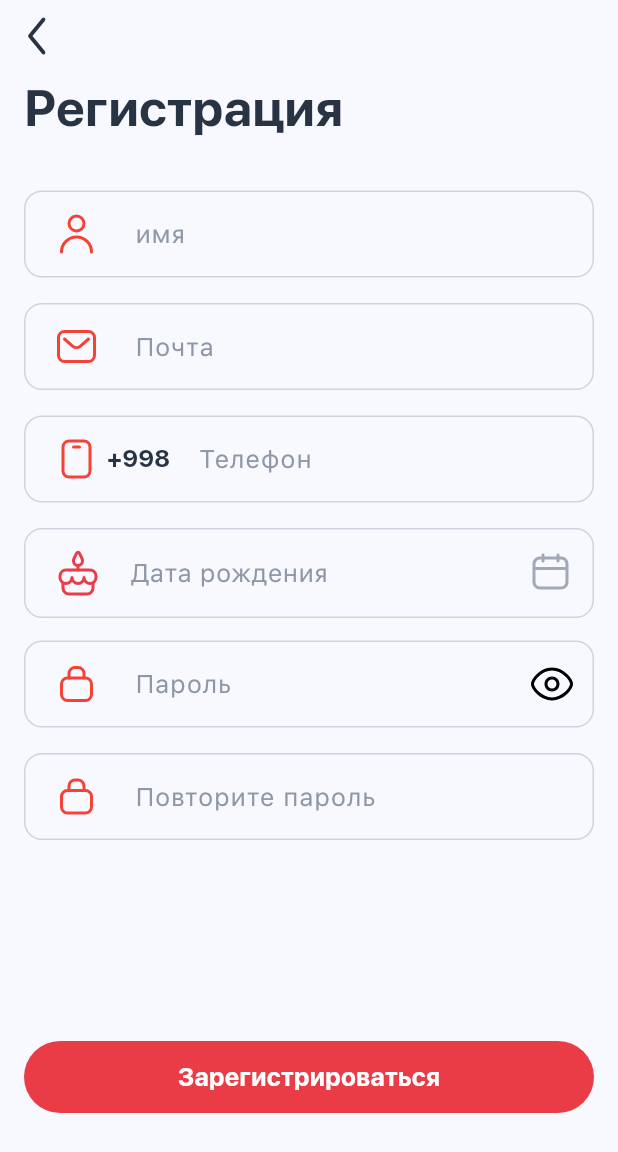
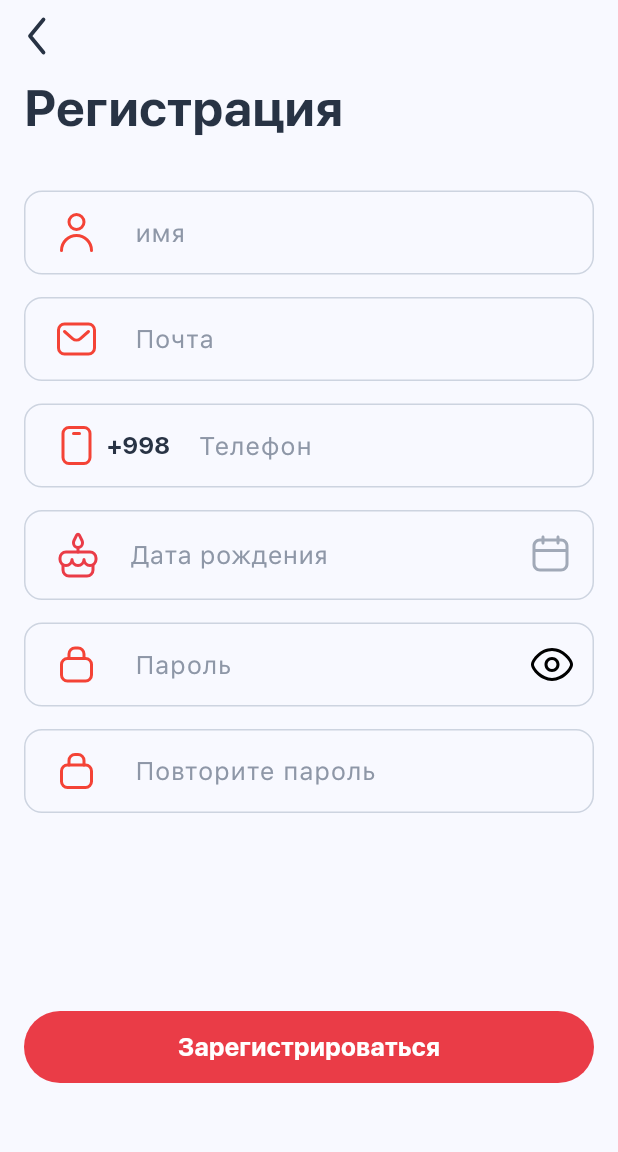
Before and after one commit to amonovfozil/regestrtion, a Flutter app: the screen it shows after launch, on a phone screen of 412 x 824 dp. Shown: the top 1152 px of the screen. Run offline on Flutter 3.47's test engine with Material 2 defaults, Android fonts, the light colour scheme and no system bars; our stand-ins replace flutter_svg.

```diff
--- a/lib/registration/widgets/check_password_field.dart
+++ b/lib/registration/widgets/check_password_field.dart
@@ -37,16 +37,14 @@ class _CheckPasswordFieldState extends State<CheckPasswordField> {
   Widget build(BuildContext context) {
     return Column(
       children: [
-        SizedBox(
-          height: 60,
-          child: TextFormField(
+        TextFormField(
           controller: _textController1,
           style: AppStyles.variablestyle(16, FontWeight.w700, primaryColor),
           onChanged: (value) => _textFieldListener(),
           decoration: InputDecoration(
+            contentPadding: EdgeInsets.symmetric(vertical: 15),
             hintText: 'Пароль',
-              hintStyle:
-                  AppStyles.variablestyle(17, FontWeight.w400, hintColor),
+            hintStyle: AppStyles.variablestyle(17, FontWeight.w400, hintColor),
             enabledBorder: const OutlineInputBorder(
               borderSide: BorderSide(
                 color: borderColor,
@@ -90,18 +88,15 @@ class _CheckPasswordFieldState extends State<CheckPasswordField> {
           },
           onSaved: (newValue) => widget.data[widget.kiy] = newValue!,
         ),
-        ),
         const SizedBox(height: 15),
-        SizedBox(
-          height: 60,
-          child: TextFormField(
+        TextFormField(
           controller: _textController2,
           style: AppStyles.variablestyle(16, FontWeight.w700, primaryColor),
           onChanged: (value) => _textFieldListener(),
           decoration: InputDecoration(
+            contentPadding: EdgeInsets.symmetric(vertical: 15),
             hintText: 'Повторите пароль',
-              hintStyle:
-                  AppStyles.variablestyle(17, FontWeight.w400, hintColor),
+            hintStyle: AppStyles.variablestyle(17, FontWeight.w400, hintColor),
             enabledBorder: const OutlineInputBorder(
               borderSide: BorderSide(
                 color: borderColor,
@@ -138,7 +133,6 @@ class _CheckPasswordFieldState extends State<CheckPasswordField> {
             return null;
           },
         ),
-        ),
       ],
     );
   }
--- a/lib/registration/widgets/eneter_phonenumber_field.dart
+++ b/lib/registration/widgets/eneter_phonenumber_field.dart
@@ -28,13 +28,14 @@ class _EnteredPhonenumberState extends State<EnteredPhonenumber> {
 
   @override
   Widget build(BuildContext context) {
-    return SizedBox(
-      height: 60,
-      child: TextFormField(
+    return TextFormField(
+
       style: AppStyles.variablestyle(16, FontWeight.w700, primaryColor),
       controller: _textController,
       onChanged: (value) => _textFieldListener(),
       decoration: InputDecoration(
+        contentPadding: EdgeInsets.symmetric(vertical: 15),
+
         hintText: 'Телефон',
         hintStyle: AppStyles.variablestyle(17, FontWeight.w400, hintColor),
         enabledBorder: const OutlineInputBorder(
@@ -82,7 +83,6 @@ class _EnteredPhonenumberState extends State<EnteredPhonenumber> {
         return null;
       },
       onSaved: (newValue) => widget.data[widget.kiy] = newValue!,
-      ),
     );
   }
 }
--- a/lib/registration/widgets/text_input_field.dart
+++ b/lib/registration/widgets/text_input_field.dart
@@ -38,13 +38,12 @@ class _TextInputFieldState extends State<TextInputField> {
 
   @override
   Widget build(BuildContext context) {
-    return SizedBox(
-      height: 60,
-      child: TextFormField(
+    return TextFormField(
       style: AppStyles.variablestyle(16, FontWeight.w700, primaryColor),
       controller: _textController,
       onChanged: (value) => _textFieldListener(),
       decoration: InputDecoration(
+        contentPadding: EdgeInsets.symmetric(vertical: 15),
         hintText: widget.hint,
         hintStyle: AppStyles.variablestyle(17, FontWeight.w400, hintColor),
         enabledBorder: const OutlineInputBorder(
@@ -83,7 +82,6 @@ class _TextInputFieldState extends State<TextInputField> {
         return null;
       },
       onSaved: (newValue) => widget.data[widget.kiy] = newValue!,
-      ),
     );
   }
 }
```
Lines whose indentation alone changed are shown as unchanged.
